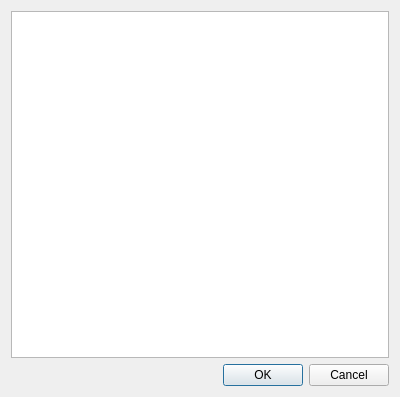
Old version of the form branches/RELEASE/libdvdetect/Qt/guiexample/editdetailsdlg.ui in the repository nschlia/libdvdetect.
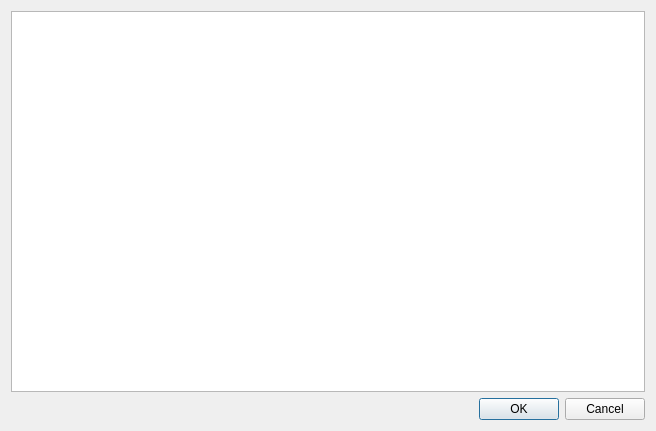
New version of the form.

Diff of the .ui file:
```diff
--- a/branches/RELEASE/libdvdetect/Qt/guiexample/editdetailsdlg.ui
+++ b/branches/RELEASE/libdvdetect/Qt/guiexample/editdetailsdlg.ui
@@ -6,8 +6,8 @@
    <rect>
     <x>0</x>
     <y>0</y>
-    <width>400</width>
-    <height>397</height>
+    <width>656</width>
+    <height>431</height>
    </rect>
   </property>
   <property name="windowTitle">
@@ -15,7 +15,14 @@
   </property>
   <layout class="QVBoxLayout" name="verticalLayout">
    <item>
-    <widget class="QTreeView" name="treeViewDVDDetails"/>
+    <widget class="QTreeView" name="treeViewDVDDetails">
+     <property name="alternatingRowColors">
+      <bool>true</bool>
+     </property>
+     <property name="wordWrap">
+      <bool>true</bool>
+     </property>
+    </widget>
    </item>
    <item>
     <widget class="QDialogButtonBox" name="buttonBox">
```
Left out of the diff: 3 changed lines with no effect on the pictures.
